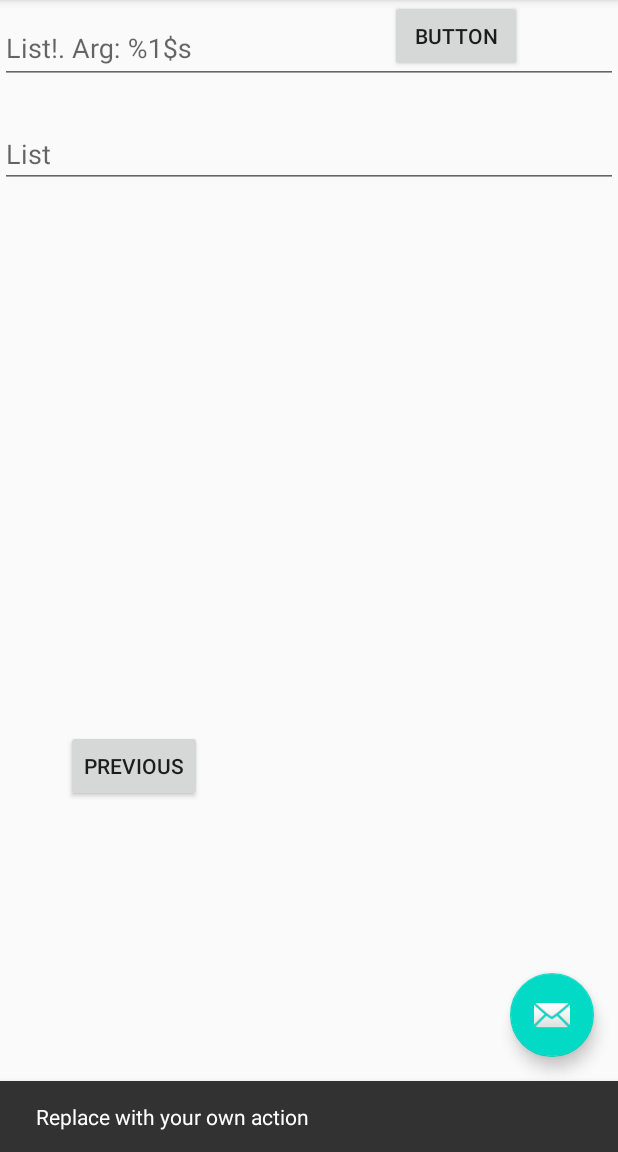
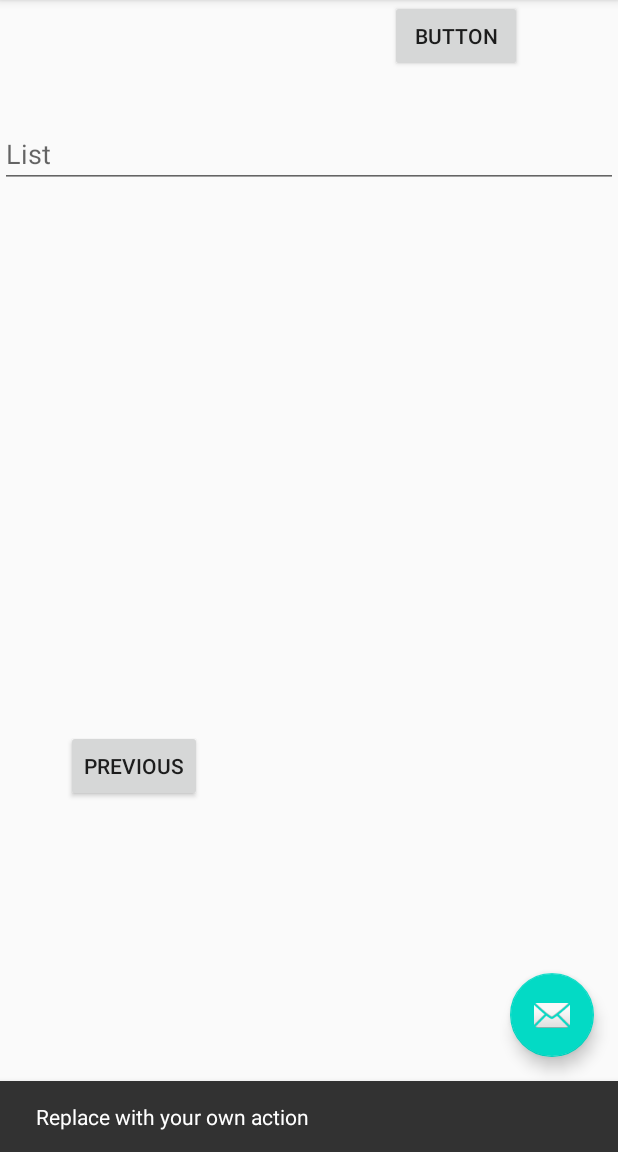
Before and after one commit to AndreasMeier12/Poschtizettel, an Android app: the SecondFragment screen opened through its navigation route, after a tap on an icon or button, on a phone screen of 412 x 824 dp, the part 84-1236 px from its top. Run offline under Robolectric (Android 15) with nearby library versions, the phone set to English and light mode, and no system bars.

Commit message:
Add dummy add list function

```diff
--- a/src/main/java/com/example/poschtizettel/ListsViewModel.kt
+++ b/src/main/java/com/example/poschtizettel/ListsViewModel.kt
@@ -1,5 +1,6 @@
 package com.example.poschtizettel
 
+import android.util.Log
 import androidx.lifecycle.MutableLiveData
 import androidx.lifecycle.ViewModel
 
@@ -8,11 +9,21 @@ class ListsViewModel : ViewModel() {
     get() {return field
     }
 
+    init {
+        Log.i("ListViewModel", "init")
+    }
+
 
 
 
     fun addList(newList: ShoppingList){
         _shoppingLists.value?.add(newList)
+        Log.i("ListViewModel", "List created")
+    }
+
+    fun removeList(deleteList: ShoppingList){
+        _shoppingLists.value?.remove(deleteList)
+
     }
 
 
--- a/src/main/java/com/example/poschtizettel/SecondFragment.kt
+++ b/src/main/java/com/example/poschtizettel/SecondFragment.kt
@@ -1,26 +1,31 @@
 package com.example.poschtizettel
 
 import android.os.Bundle
+import android.util.Log
 import android.view.LayoutInflater
 import android.view.View
 import android.view.ViewGroup
 import android.widget.Button
 import androidx.fragment.app.Fragment
+import androidx.lifecycle.ViewModelProvider
 import androidx.navigation.fragment.findNavController
 import com.google.android.material.textfield.TextInputEditText
+import com.google.android.material.textfield.TextInputLayout
 
 /**
  * A simple [Fragment] subclass as the second destination in the navigation.
  */
 class SecondFragment : Fragment() {
+    private lateinit var viewModel: ListsViewModel
 
     override fun onCreateView(
-            inflater: LayoutInflater, container: ViewGroup?,
-            savedInstanceState: Bundle?
+        inflater: LayoutInflater, container: ViewGroup?,
+        savedInstanceState: Bundle?
 
 
     ): View? {
         // Inflate the layout for this fragment
+        val viewModel = ViewModelProvider(this).get(ListsViewModel::class.java)
         return inflater.inflate(R.layout.fragment_second, container, false)
     }
 
@@ -30,22 +35,9 @@ class SecondFragment : Fragment() {
         view.findViewById<Button>(R.id.button_second).setOnClickListener {
             findNavController().navigate(R.id.action_SecondFragment_to_FirstFragment)
         }
-        view.findViewById<Button>(R.id.button_add_list).setOnClickListener {
-            val asdf = view.findViewById<TextInputEditText>(R.id.textInputEdit_addList)
-            val listName = asdf.text.toString()
-            val newList = ShoppingList(listName)
 
-
-            findNavController().navigate(R.id.action_SecondFragment_to_FirstFragment)
-        }
+    }
 
 
 
-
-    }
-
-    interface addShoppingListInterface{
-        fun addShoppingList(newList: ShoppingList)
-
-    }
 }
--- a/src/main/res/layout/fragment_second.xml
+++ b/src/main/res/layout/fragment_second.xml
@@ -33,6 +33,7 @@
         android:layout_marginEnd="64dp"
         android:layout_marginRight="64dp"
         android:text="Button"
+        android:onClick="onAddList"
         app:layout_constraintEnd_toEndOf="parent"
         tools:layout_editor_absoluteY="462dp" />
 
@@ -40,12 +41,6 @@
         android:id="@+id/textInputLayout_addList"
         android:layout_width="match_parent"
         android:layout_height="wrap_content">
-        <android.support.design.widget.TextInputEditText
-            android:id="@+id/username"
-            android:layout_width="match_parent"
-            android:layout_height="wrap_content"
-            android:hint="@string/new_shopping_list"/>
-
     </com.google.android.material.textfield.TextInputLayout>
 
     <com.google.android.material.textfield.TextInputEditText
```
Also changed, not shown: src/main/java/com/example/poschtizettel/FirstFragment.kt (+7 -0 lines), src/main/java/com/example/poschtizettel/MainActivity.kt (+10 -0 lines).
